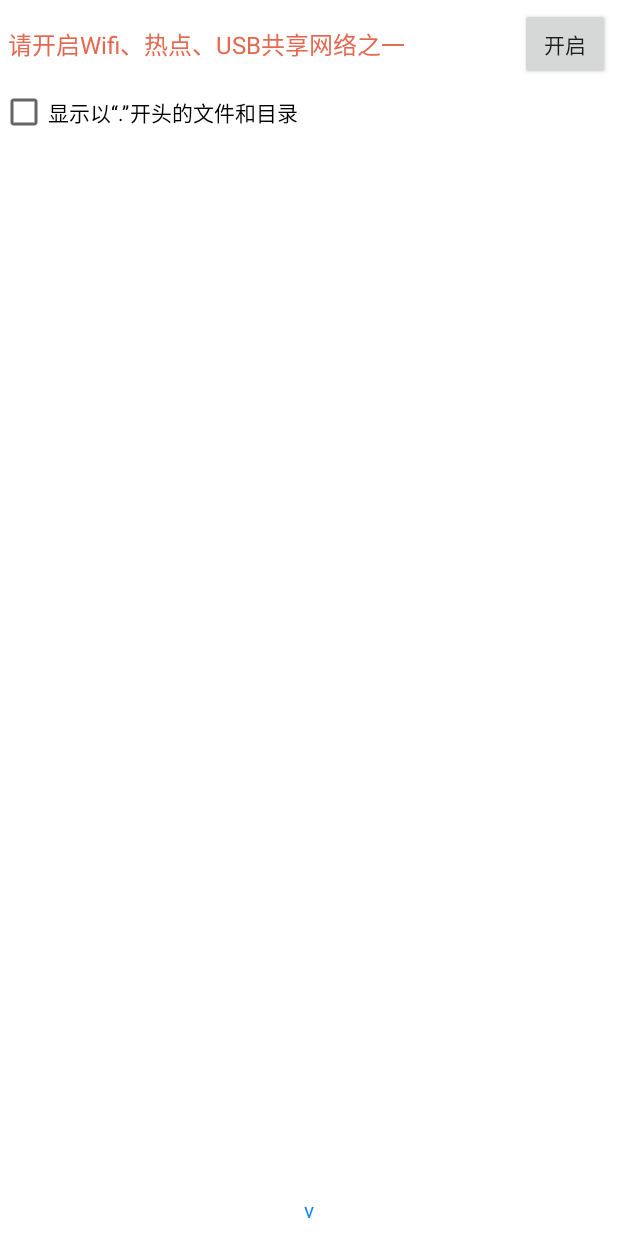
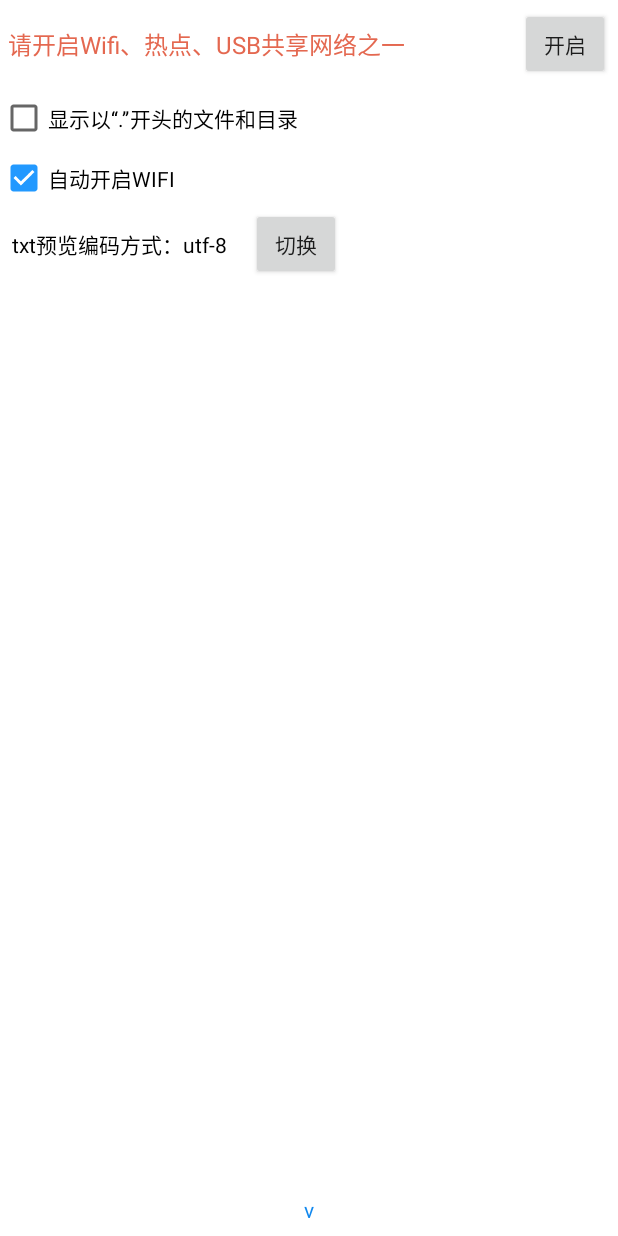
Before and after one commit to qwwuyu/FileExplorer, an Android app: the screen it shows after launch (MainActivity), on a phone screen of 412 x 824 dp. Run offline under Robolectric (Android 15) with nearby library versions, the light colour scheme and no system bars.

Commit message:
新增配置

```diff
--- a/app/src/main/java/com/qwwuyu/file/MainActivity.kt
+++ b/app/src/main/java/com/qwwuyu/file/MainActivity.kt
@@ -43,7 +43,6 @@ class MainActivity : AppCompatActivity() {
                 whatAutoStart -> {
                     if (!isStart) {
                         start()
-                        sendEmptyMessageDelayed(whatAutoStart, 1000L)
                     }
                 }
             }
@@ -62,7 +61,17 @@ class MainActivity : AppCompatActivity() {
     override fun onCreate(savedInstanceState: Bundle?) {
         super.onCreate(savedInstanceState)
         setContentView(R.layout.a_main)
+        cbShowPoint.isChecked = ManageConfig.instance.isShowPointFile()
+        cbShowPoint.setOnCheckedChangeListener { _, isChecked -> ManageConfig.instance.setShowPointFile(isChecked) }
+        cbAutoWifi.isChecked = ManageConfig.instance.isAutoWifi()
+        cbAutoWifi.setOnCheckedChangeListener { _, isChecked -> ManageConfig.instance.setAutoWifi(isChecked) }
         tvVersion.text = "v${BuildConfig.VERSION_NAME}"
+        tvEncoding.text = "txt预览编码方式：" + ManageConfig.instance.getTxtEncoding()
+        btnEncoding.setOnClickListener {
+            ManageConfig.instance.checkTxtEncoding()
+            tvEncoding.text = "txt预览编码方式：" + ManageConfig.instance.getTxtEncoding()
+        }
+
         SystemBarUtil.setStatusBarColor(this, AppUtils.getColor(R.color.white))
         SystemBarUtil.setStatusBarDarkMode(this, true)
         PermitUtil.request(this, arrayOf(Manifest.permission.WRITE_EXTERNAL_STORAGE, Manifest.permission.READ_EXTERNAL_STORAGE),
@@ -96,13 +105,18 @@ class MainActivity : AppCompatActivity() {
                 start()
             }
         }
-        cbCtrl1.isChecked = ManageConfig.instance.isShowPointFile()
-        cbCtrl1.setOnCheckedChangeListener { _, isChecked -> ManageConfig.instance.setShowPointFile(isChecked) }
 
-        val wifiManager = this.applicationContext.getSystemService(Context.WIFI_SERVICE) as WifiManager
-        if (!wifiManager.isWifiEnabled) {
-            wifiManager.isWifiEnabled = true
-            handler.sendEmptyMessageDelayed(101, 2000L)
+        if (ManageConfig.instance.isAutoWifi()) {
+            try {
+                val wifiManager = this.applicationContext.getSystemService(Context.WIFI_SERVICE) as WifiManager
+                if (!wifiManager.isWifiEnabled) {
+                    wifiManager.isWifiEnabled = true
+                    handler.sendEmptyMessageDelayed(whatAutoStart, 2000L)
+                    handler.sendEmptyMessageDelayed(whatAutoStart, 4000L)
+                    handler.sendEmptyMessageDelayed(whatAutoStart, 6000L)
+                }
+            } catch (e: Exception) {
+            }
         }
 
         networkReceiver = object : BroadcastReceiver() {
@@ -122,6 +136,7 @@ class MainActivity : AppCompatActivity() {
         val ips = AppUtils.getCtrlIp()
         if (error("请开启Wifi、热点、USB共享网络之一", ips.isEmpty())) return
         if (error("储存卡不存在或无法访问", !FileHelper.getInstance().checkCreate())) return
+        handler.removeMessages(whatChange)
         server?.stop()
         var port = 1764
         while (port < 1767) {
--- a/app/src/main/java/com/qwwuyu/file/config/Constant.kt
+++ b/app/src/main/java/com/qwwuyu/file/config/Constant.kt
@@ -22,4 +22,6 @@ object Constant {
 
     /* ======================== SP ======================== */
     const val SP_SHOW_POINT_FILE = "SP_SHOW_POINT_FILE"
+    const val SP_TXT_ENCODING = "SP_TXT_ENCODING"
+    const val SP_AUTO_WIFI = "SP_AUTO_WIFI"
 }
--- a/app/src/main/java/com/qwwuyu/file/config/ManageConfig.kt
+++ b/app/src/main/java/com/qwwuyu/file/config/ManageConfig.kt
@@ -3,7 +3,9 @@ package com.qwwuyu.file.config
 import com.qwwuyu.file.utils.SpUtils
 
 class ManageConfig private constructor() {
-    private var showPointFile: Boolean = SpUtils.getDefault().getValue(Constant.SP_SHOW_POINT_FILE, false);
+    private var showPointFile: Boolean = SpUtils.getDefault().getValue(Constant.SP_SHOW_POINT_FILE, false)
+    private var autoWifi: Boolean = SpUtils.getDefault().getValue(Constant.SP_AUTO_WIFI, true)
+    private var txtEncoding: String = SpUtils.getDefault().getValue(Constant.SP_TXT_ENCODING, "utf-8")
 
     companion object {
         val instance: ManageConfig by lazy(mode = LazyThreadSafetyMode.SYNCHRONIZED) {
@@ -12,11 +14,29 @@ class ManageConfig private constructor() {
     }
 
     fun isShowPointFile(): Boolean {
-        return showPointFile;
+        return showPointFile
     }
 
     fun setShowPointFile(hide: Boolean) {
-        SpUtils.getDefault().setValue(Constant.SP_SHOW_POINT_FILE, hide);
-        showPointFile = hide;
+        showPointFile = hide
+        SpUtils.getDefault().setValue(Constant.SP_SHOW_POINT_FILE, hide)
+    }
+
+    fun isAutoWifi(): Boolean {
+        return autoWifi
+    }
+
+    fun setAutoWifi(auto: Boolean) {
+        autoWifi = auto
+        SpUtils.getDefault().setValue(Constant.SP_AUTO_WIFI, auto)
+    }
+
+    fun getTxtEncoding(): String {
+        return txtEncoding
+    }
+
+    fun checkTxtEncoding() {
+        txtEncoding = if ("utf-8" == txtEncoding) "gbk" else "utf-8"
+        SpUtils.getDefault().setValue(Constant.SP_TXT_ENCODING, txtEncoding)
     }
 }
--- a/app/src/main/java/com/qwwuyu/file/nano/NanoServer.java
+++ b/app/src/main/java/com/qwwuyu/file/nano/NanoServer.java
@@ -4,6 +4,7 @@ import android.content.Context;
 
 import com.google.gson.Gson;
 import com.qwwuyu.file.config.Constant;
+import com.qwwuyu.file.config.ManageConfig;
 import com.qwwuyu.file.entity.FileBean;
 import com.qwwuyu.file.entity.FileResultEntity;
 import com.qwwuyu.file.entity.ResponseBean;
@@ -97,6 +98,9 @@ public class NanoServer extends NanoHTTPD {
         Response response = newFixedLengthResponse(Response.Status.OK, download ? "application/octet-stream" : null, new FileInputStream(file), file.length());
         response.addHeader("Content-Disposition", (download ? "attachment" : "inline")
                 + "; filename=\"" + URLEncoder.encode(fileName, "utf-8") + "\"");
+        if (fileName.endsWith(".txt")) {
+            response.addHeader("Content-Type", "text/plain; charset=" + ManageConfig.Companion.getInstance().getTxtEncoding());
+        }
         return response;
     }
 }
--- /dev/null
+++ b/app/src/main/res/drawable/select_item_dark2gray.xml
@@ -0,0 +1,6 @@
+<?xml version="1.0" encoding="utf-8"?>
+<selector xmlns:android="http://schemas.android.com/apk/res/android">
+    <item android:drawable="@color/item_click_gray" android:state_pressed="true" />
+    <item android:drawable="@color/item_click_gray" android:state_focused="true" />
+    <item android:drawable="@color/black" />
+</selector>
--- /dev/null
+++ b/app/src/main/res/drawable/select_item_white2gray.xml
@@ -0,0 +1,6 @@
+<?xml version="1.0" encoding="utf-8"?>
+<selector xmlns:android="http://schemas.android.com/apk/res/android">
+    <item android:drawable="@color/item_click_gray" android:state_pressed="true"/>
+    <item android:drawable="@color/item_click_gray" android:state_focused="true"/>
+    <item android:drawable="@color/white"/>
+</selector>
--- a/app/src/main/res/layout/a_main.xml
+++ b/app/src/main/res/layout/a_main.xml
@@ -28,8 +28,7 @@
             android:id="@+id/btnCtrl"
             android:layout_width="60dp"
             android:layout_height="wrap_content"
-            android:text="开启"
-            android:textAllCaps="false" />
+            android:text="开启" />
     </LinearLayout>
 
     <ScrollView
@@ -44,10 +43,55 @@
             android:orientation="vertical">
 
             <CheckBox
-                android:id="@+id/cbCtrl1"
+                android:id="@+id/cbShowPoint"
                 android:layout_width="wrap_content"
                 android:layout_height="wrap_content"
-                android:text="显示以“.”开头的文件和目录" />
+                android:layout_marginTop="4dp"
+                android:layout_marginBottom="4dp"
+                android:paddingTop="4dp"
+                android:paddingBottom="4dp"
+                android:text="显示以“.”开头的文件和目录"
+                android:textColor="@color/black"
+                android:textSize="14sp" />
+
+            <CheckBox
+                android:id="@+id/cbAutoWifi"
+                android:layout_width="wrap_content"
+                android:layout_height="wrap_content"
+                android:layout_marginTop="4dp"
+                android:layout_marginBottom="4dp"
+                android:paddingTop="4dp"
+                android:paddingBottom="4dp"
+                android:text="自动开启WIFI"
+                android:textColor="@color/black"
+                android:textSize="14sp" />
+
+            <LinearLayout
+                android:layout_width="match_parent"
+                android:layout_height="wrap_content"
+                android:gravity="center_vertical"
+                android:orientation="horizontal">
+
+                <TextView
+                    android:id="@+id/tvEncoding"
+                    android:layout_width="wrap_content"
+                    android:layout_height="wrap_content"
+                    android:layout_marginTop="4dp"
+                    android:layout_marginBottom="4dp"
+                    android:paddingLeft="8dp"
+                    android:paddingTop="4dp"
+                    android:paddingBottom="4dp"
+                    android:textColor="@color/black"
+                    android:textSize="14sp"
+                    tools:text="txt预览编码方式：" />
+
+                <Button
+                    android:id="@+id/btnEncoding"
+                    android:layout_width="60dp"
+                    android:layout_height="wrap_content"
+                    android:layout_marginLeft="16dp"
+                    android:text="切换" />
+            </LinearLayout>
         </LinearLayout>
     </ScrollView>
 
@@ -58,7 +102,7 @@
         android:layout_margin="8dp"
         android:textColor="@color/message_normal"
         android:textSize="14sp"
-        tools:text="V1.1.1" />
+        tools:text="tvDesc" />
 
     <TextView
         android:id="@+id/tvVersion"
--- a/app/src/main/res/values/colors.xml
+++ b/app/src/main/res/values/colors.xml
@@ -63,4 +63,5 @@
     <color name="def_item_bg_white">#11ffffff</color>
     <color name="def_item_bg">#ffffff</color>
     <color name="def_item_bg_pressed">#d9d9d9</color>
+    <color name="item_click_gray">#DEE0E2</color>
 </resources>
```
Also changed, not shown: app/src/main/java/com/qwwuyu/file/utils/ZipUtils.java (added, +453 -0 lines), app/src/main/res/drawable-v21/select_item_dark2gray.xml (added, +20 -0 lines), app/src/main/res/drawable-v21/select_item_white2gray.xml (added, +20 -0 lines).
